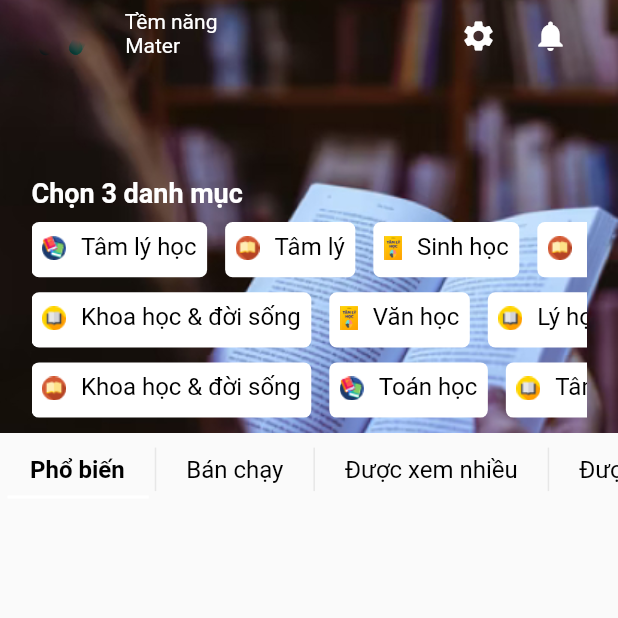
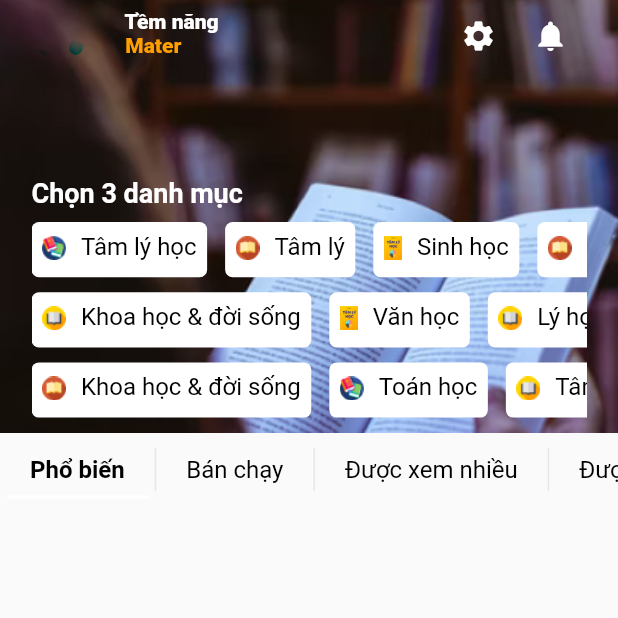
Before and after one commit to ntvsp/book_test, a Flutter app: the screen it shows after launch, on a phone screen of 412 x 824 dp, the top half of it. Run offline on Flutter 3.47's test engine with Material 2 defaults, Android fonts, the phone set to English and light mode, and no system bars; our stand-ins replace flutter_svg; project files that could hold a hidden picture were left out.

Commit message:
-afix logo color

```diff
--- a/lib/screens/home/home_screen.dart
+++ b/lib/screens/home/home_screen.dart
@@ -83,11 +83,17 @@ class _HomeScreenState extends State<HomeScreen> {
                               children: const [
                                 Text(
                                   " Tềm năng",
-                                  style: TextStyle(color: Colors.white),
+                                  style: TextStyle(
+                                      color: Colors.white,
+                                      fontWeight: FontWeight.w900,
+                                      fontSize: 14),
                                 ),
                                 Text(
                                   " Mater",
-                                  style: TextStyle(color: Colors.white),
+                                  style: TextStyle(
+                                      color: Color(0xffFF9F00),
+                                      fontWeight: FontWeight.w900,
+                                      fontSize: 14),
                                 ),
                               ],
                             ),
```
